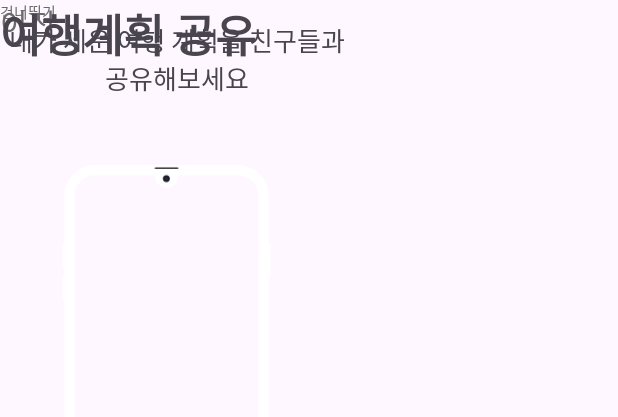
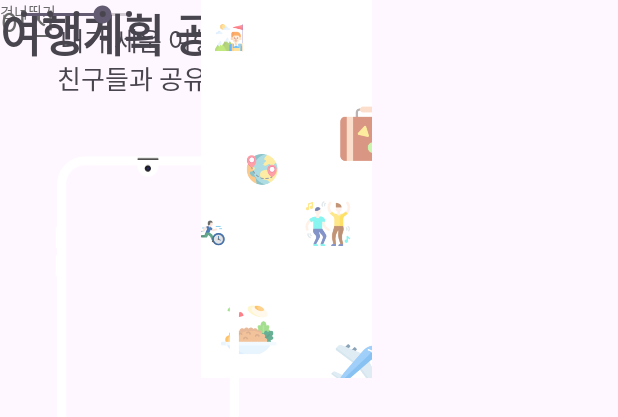
Before and after one commit to yoon-kyoung/guru222, an Android app: the layout onboarding_4.xml on its own in the app's theme, with its tools: preview values and no code run, on a phone screen of 412 x 824 dp. Shown: the top 417 px of the screen. Run offline under Robolectric (Android 15) with nearby library versions, the phone set to English and light mode, and no system bars.

Commit message:
splash화면 xml

```diff
--- a/app/src/main/res/layout/onboarding_4.xml
+++ b/app/src/main/res/layout/onboarding_4.xml
@@ -41,25 +41,44 @@
         tools:layout_editor_absoluteX="119dp"
         tools:layout_editor_absoluteY="110dp" />
 
-    <ImageView
-        android:id="@+id/imageView"
-        android:layout_width="222dp"
-        android:layout_height="476dp"
-        app:srcCompat="@drawable/phone"
-        tools:ignore="MissingConstraints"
-        tools:layout_editor_absoluteX="94dp"
-        tools:layout_editor_absoluteY="179dp" />
-
     <TextView
         android:id="@+id/textView3"
         android:layout_width="236dp"
         android:layout_height="79dp"
         android:gravity="center"
-        android:text="내가 세운 여행 계획을
-친구들과 공유해보세요"
+        android:text="내가 세운 여행 계획을\n 친구들과 공유해보세요"
         android:textSize="17sp"
         tools:ignore="MissingConstraints"
         tools:layout_editor_absoluteX="95dp"
         tools:layout_editor_absoluteY="179dp" />
 
+    <ImageView
+        android:id="@+id/imageView4"
+        android:layout_width="382dp"
+        android:layout_height="252dp"
+        app:srcCompat="@drawable/MBTI1"
+        tools:ignore="MissingConstraints"
+        tools:layout_editor_absoluteX="16dp"
+        tools:layout_editor_absoluteY="272dp" />
+
+    <ImageView
+        android:id="@+id/imageView"
+        android:layout_width="197dp"
+        android:layout_height="436dp"
+        app:srcCompat="@drawable/phone"
+        tools:ignore="MissingConstraints"
+        tools:layout_editor_absoluteX="111dp"
+        tools:layout_editor_absoluteY="171dp" />
+
+    <SeekBar
+        android:id="@+id/seekBar"
+        style="@style/Widget.AppCompat.SeekBar.Discrete"
+        android:layout_width="102dp"
+        android:layout_height="19dp"
+        android:max="4"
+        android:progress="3"
+        tools:layout_editor_absoluteX="161dp"
+        tools:layout_editor_absoluteY="555dp"
+        tools:ignore="MissingConstraints" />
+
 </androidx.constraintlayout.widget.ConstraintLayout>
```
Also changed, not shown: app/src/main/res/layout/onboarding_3.xml (+26 -6 lines).
